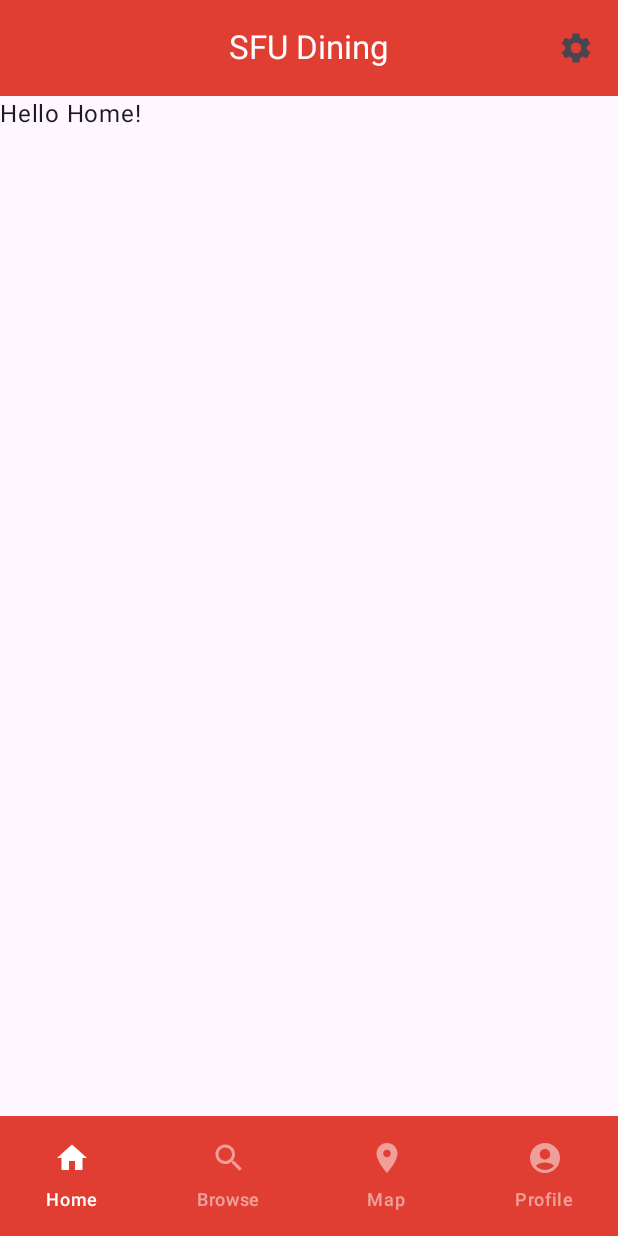
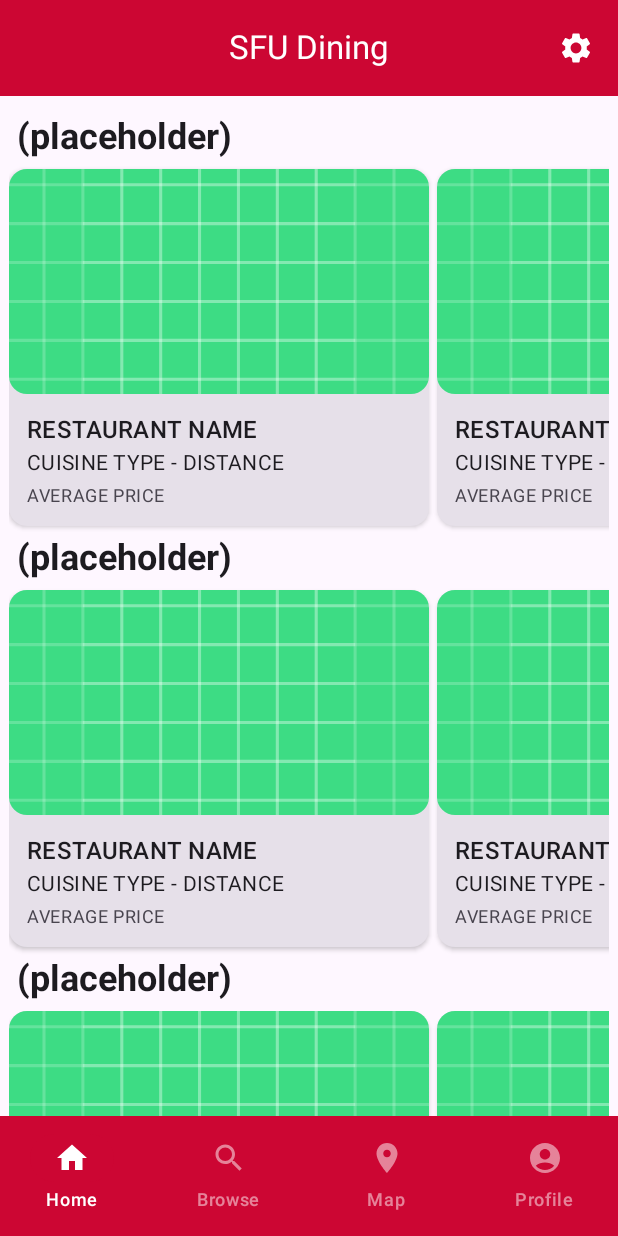
Before and after one commit to chl55/SFU-Dining, an Android app built with Jetpack Compose: the screen it shows after launch (MainActivity), on a phone screen of 412 x 824 dp. Run offline under Robolectric (Android 15) with nearby library versions, the phone set to English and light mode, and no system bars.

Commit message:
add restaurant cards to homepage

```diff
--- a/app/src/main/java/cmpt362/group29/sfudining/MainActivity.kt
+++ b/app/src/main/java/cmpt362/group29/sfudining/MainActivity.kt
@@ -6,31 +6,14 @@ import androidx.activity.compose.setContent
 import androidx.activity.enableEdgeToEdge
 import androidx.compose.foundation.layout.padding
 import androidx.compose.material.icons.Icons
-import androidx.compose.material.icons.filled.AccountCircle
-import androidx.compose.material.icons.filled.Home
-import androidx.compose.material.icons.filled.Place
-import androidx.compose.material.icons.filled.Search
-import androidx.compose.material.icons.filled.Settings
-import androidx.compose.material3.CenterAlignedTopAppBar
-import androidx.compose.material3.ExperimentalMaterial3Api
-import androidx.compose.material3.Icon
-import androidx.compose.material3.IconButton
-import androidx.compose.material3.MaterialTheme
-import androidx.compose.material3.NavigationBar
-import androidx.compose.material3.NavigationBarItem
-import androidx.compose.material3.NavigationBarItemDefaults
-import androidx.compose.material3.Scaffold
-import androidx.compose.material3.Text
-import androidx.compose.material3.TopAppBarDefaults
-import androidx.compose.runtime.Composable
-import androidx.compose.runtime.mutableStateOf
-import androidx.compose.runtime.remember
+import androidx.compose.material.icons.filled.*
+import androidx.compose.material3.*
+import androidx.compose.runtime.*
 import androidx.compose.ui.Modifier
 import androidx.compose.ui.tooling.preview.Preview
+import androidx.compose.ui.input.nestedscroll.nestedScroll
 import cmpt362.group29.sfudining.ui.theme.SFUDiningTheme
-import androidx.compose.runtime.getValue
-import androidx.compose.runtime.setValue
-import androidx.compose.ui.input.nestedscroll.nestedScroll
+import cmpt362.group29.sfudining.ui.components.HomePage
 
 class MainActivity : ComponentActivity() {
     override fun onCreate(savedInstanceState: Bundle?) {
@@ -52,13 +35,14 @@ fun MainPage() {
 
     Scaffold(
         modifier = Modifier.nestedScroll(scrollBehavior.nestedScrollConnection),
-        topBar = { SFUTopAppBar() },
+        topBar = { SFUTopAppBar(scrollBehavior) },
         bottomBar = {
             SFUNavigationBar(selectedTab = selectedTab, onTabSelected = { selectedTab = it })
         }
     ) { innerPadding ->
         when (selectedTab) {
-            0 -> Greeting("Home", Modifier.padding(innerPadding))
+            0 -> HomePage(Modifier
+                .padding(innerPadding))
             1 -> Greeting("Browse", Modifier.padding(innerPadding))
             2 -> Greeting("Map", Modifier.padding(innerPadding))
             3 -> Greeting("Profile", Modifier.padding(innerPadding))
@@ -69,10 +53,11 @@ fun MainPage() {
 
 @OptIn(ExperimentalMaterial3Api::class)
 @Composable
-fun SFUTopAppBar() {
+fun SFUTopAppBar(scrollBehavior: TopAppBarScrollBehavior = TopAppBarDefaults.enterAlwaysScrollBehavior()) {
     CenterAlignedTopAppBar(
         colors = TopAppBarDefaults.topAppBarColors(
             containerColor = MaterialTheme.colorScheme.primaryContainer,
+            scrolledContainerColor = MaterialTheme.colorScheme.primaryContainer,
             titleContentColor = MaterialTheme.colorScheme.onPrimaryContainer,
         ),
         title = {
@@ -82,10 +67,12 @@ fun SFUTopAppBar() {
             IconButton(onClick = { /* settings */ }) {
                 Icon(
                     imageVector = Icons.Filled.Settings,
-                    contentDescription = "Settings"
+                    contentDescription = "Settings",
+                    tint = MaterialTheme.colorScheme.onPrimaryContainer
                 )
             }
         },
+        scrollBehavior = scrollBehavior
     )
 }
 
--- /dev/null
+++ b/app/src/main/java/cmpt362/group29/sfudining/ui/components/HomePage.kt
@@ -0,0 +1,33 @@
+package cmpt362.group29.sfudining.ui.components
+
+import androidx.compose.foundation.layout.Column
+import androidx.compose.foundation.layout.fillMaxSize
+import androidx.compose.foundation.layout.padding
+import androidx.compose.foundation.rememberScrollState
+import androidx.compose.foundation.verticalScroll
+import androidx.compose.runtime.Composable
+import androidx.compose.ui.Modifier
+import androidx.compose.ui.tooling.preview.Preview
+import androidx.compose.ui.unit.dp
+
+@Composable
+fun HomePage(modifier: Modifier = Modifier) {
+    Column(
+        modifier = modifier
+            .fillMaxSize()
+            .verticalScroll(rememberScrollState())
+            .padding(6.dp)
+    ) {
+        RestaurantRow()
+        RestaurantRow()
+        RestaurantRow()
+        RestaurantRow()
+        RestaurantRow()
+    }
+}
+
+@Preview(showBackground = true)
+@Composable
+private fun Preview() {
+    HomePage()
+}
--- /dev/null
+++ b/app/src/main/java/cmpt362/group29/sfudining/ui/components/RestaurantCard.kt
@@ -0,0 +1,106 @@
+package cmpt362.group29.sfudining.ui.components
+
+import androidx.compose.runtime.Composable
+import androidx.compose.ui.unit.dp
+import androidx.compose.foundation.*
+import androidx.compose.foundation.layout.*
+import androidx.compose.foundation.shape.RoundedCornerShape
+import androidx.compose.material.icons.*
+import androidx.compose.material.icons.filled.Star
+import androidx.compose.material3.*
+import androidx.compose.ui.*
+import androidx.compose.ui.draw.clip
+import androidx.compose.ui.graphics.Color
+import androidx.compose.ui.layout.ContentScale
+import androidx.compose.ui.res.painterResource
+import androidx.compose.ui.text.font.FontWeight
+import androidx.compose.ui.tooling.preview.Preview
+import cmpt362.group29.sfudining.R
+
+//https://developer.android.com/develop/ui/compose/components/card
+@OptIn(ExperimentalMaterial3Api::class)
+@Composable
+fun RestaurantCard() {
+    Card(
+        modifier = Modifier
+            .width(280.dp),
+        shape = RoundedCornerShape(12.dp),
+        elevation = CardDefaults.cardElevation(defaultElevation = 2.dp)
+    ) {
+        Column {
+            FoodImage()
+            RestaurantInfo()
+        }
+    }
+}
+
+@Composable
+private fun RestaurantInfo() {
+    Column(
+        modifier = Modifier.padding(12.dp)
+    ) {
+        Text(
+            text = "RESTAURANT NAME",
+            style = MaterialTheme.typography.titleMedium,
+            fontWeight = FontWeight.SemiBold,
+        )
+        Text(
+            text = "CUISINE TYPE - DISTANCE", // Cuisines: burgers, sushi, chinese, indian, etc...
+            style = MaterialTheme.typography.bodyMedium,
+            fontWeight = FontWeight.Normal
+        )
+        Text(
+            text = "AVERAGE PRICE",
+            style = MaterialTheme.typography.bodySmall,
+            color = MaterialTheme.colorScheme.onSurfaceVariant,
+            modifier = Modifier.padding(top = 4.dp)
+        )
+    }
+}
+
+@Composable
+private fun FoodImage() {
+    Image(
+        painter = painterResource(id = R.drawable.ic_launcher_background),
+        contentDescription = "Restaurant Image",
+        modifier = Modifier
+            .fillMaxWidth()
+            .height(150.dp)
+            .clip(RoundedCornerShape(bottomStart = 12.dp, bottomEnd = 12.dp)),
+        contentScale = ContentScale.Crop
+    )
+}
+
+// Might not use
+@Composable
+private fun Reviews() {
+    Row(
+        verticalAlignment = Alignment.CenterVertically,
+        modifier = Modifier.padding(top = 4.dp)
+    ) {
+        Text(
+            text = "RATING",
+            style = MaterialTheme.typography.bodySmall,
+            fontWeight = FontWeight.Medium
+        )
+        Icon(
+            imageVector = Icons.Default.Star,
+            contentDescription = null,
+            modifier = Modifier
+                .padding(horizontal = 2.dp)
+                .size(14.dp),
+            tint = Color(0xFFFF9800)
+        )
+        Text(
+            text = "REVIEWS",
+            style = MaterialTheme.typography.bodySmall,
+            color = MaterialTheme.colorScheme.onSurfaceVariant
+        )
+    }
+}
+
+@Preview(showBackground = true)
+@Composable
+private fun CardPreview() {
+    RestaurantCard()
+}
--- /dev/null
+++ b/app/src/main/java/cmpt362/group29/sfudining/ui/components/RestaurantRow.kt
@@ -0,0 +1,42 @@
+package cmpt362.group29.sfudining.ui.components
+
+import androidx.compose.foundation.horizontalScroll
+import androidx.compose.foundation.layout.Arrangement
+import androidx.compose.foundation.layout.Column
+import androidx.compose.foundation.layout.Row
+import androidx.compose.foundation.layout.padding
+import androidx.compose.foundation.rememberScrollState
+import androidx.compose.material3.MaterialTheme
+import androidx.compose.material3.Text
+import androidx.compose.runtime.Composable
+import androidx.compose.ui.Modifier
+import androidx.compose.ui.text.font.FontWeight
+import androidx.compose.ui.tooling.preview.Preview
+import androidx.compose.ui.unit.dp
+
+@Composable
+fun RestaurantRow() {
+    Column{
+        Text(
+            text = "(placeholder)",
+            style = MaterialTheme.typography.headlineSmall,
+            fontWeight = FontWeight.Bold,
+            modifier = Modifier.padding(5.dp)
+        )
+        Row(
+            horizontalArrangement = Arrangement.spacedBy(5.dp),
+            modifier = Modifier.horizontalScroll(rememberScrollState())
+        ) {
+            RestaurantCard()
+            RestaurantCard()
+            RestaurantCard()
+            RestaurantCard()
+        }
+    }
+}
+
+@Preview(showBackground = true)
+@Composable
+private fun RowPreview() {
+    RestaurantRow()
+}
--- a/app/src/main/java/cmpt362/group29/sfudining/ui/theme/Color.kt
+++ b/app/src/main/java/cmpt362/group29/sfudining/ui/theme/Color.kt
@@ -10,6 +10,8 @@ val Purple40 = Color(0xFF6650a4)
 val PurpleGrey40 = Color(0xFF625b71)
 val Pink40 = Color(0xFF7D5260)
 
-val SFURed = Color(0xFFE03E33)
+// https://www.sfu.ca/communicators-toolkit/brand/guidelines/colours.html
+val SFURed = Color(0xFFCC0633)
+val SFURedSecondary = Color(0xFFA6192E)
 val SFURedContainer = Color(0xFFFFFFFF)
 val OnSFURedContainer = Color(0xFF000000)
```
